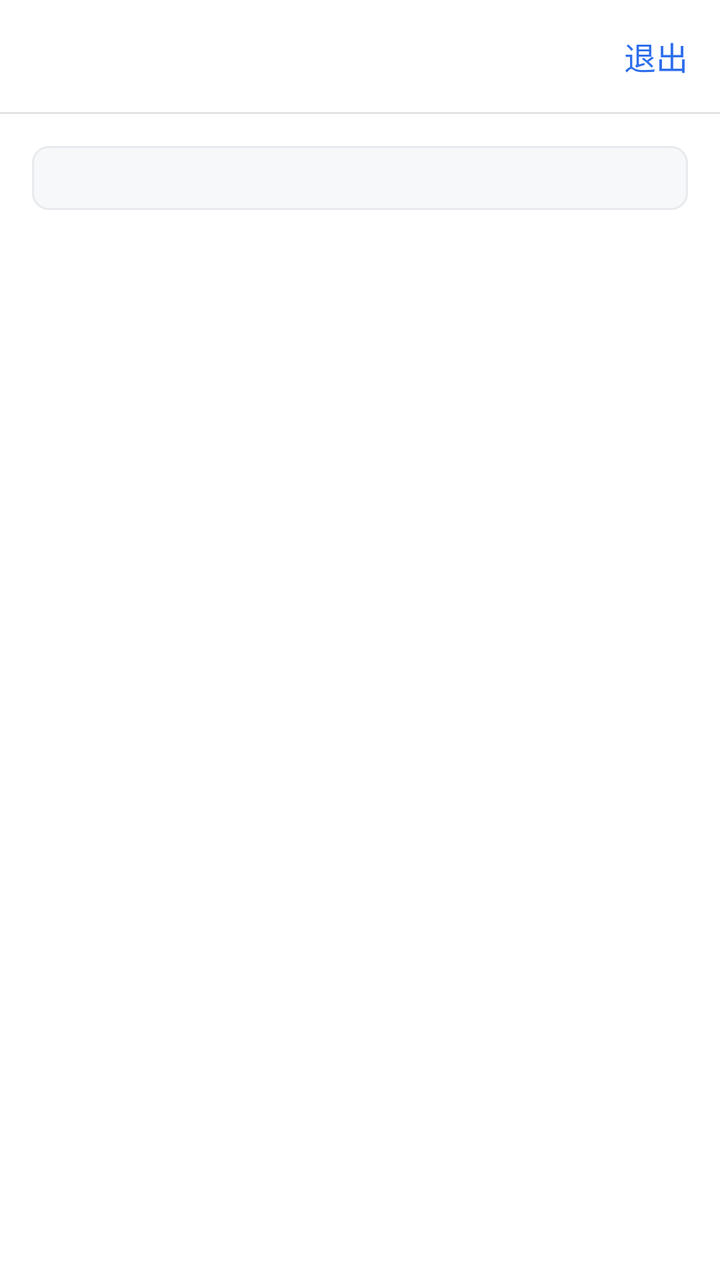
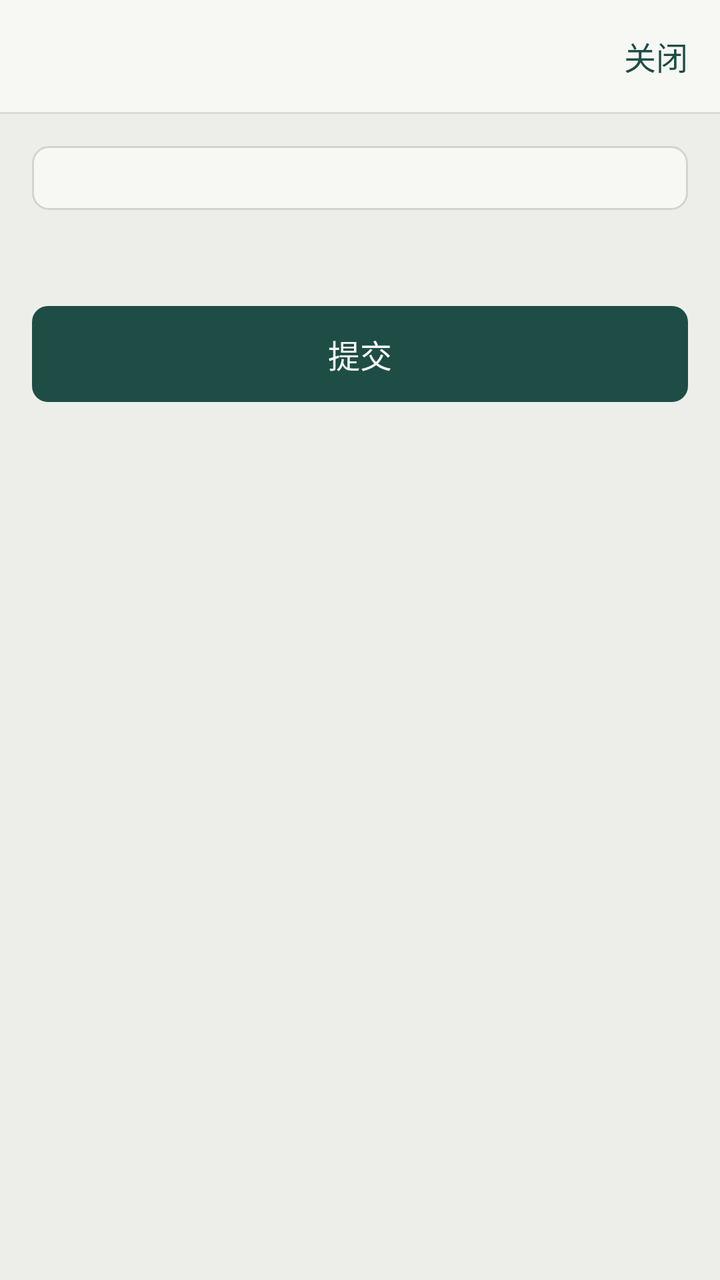

Screens rendered from an Android XML layout before and after an edit, with the pre-edit source and the edit as a unified diff.
<!-- AndroidManifest.xml: application theme AppTheme -->
<!-- res/layout/question.xml -->
<?xml version="1.0" encoding="utf-8"?>
<LinearLayout xmlns:android="http://schemas.android.com/apk/res/android"
    android:layout_width="match_parent"
    android:layout_height="match_parent"
    android:background="@color/background"
    android:orientation="vertical">

    
    <LinearLayout style="@style/TopBar">

        <TextView
            android:id="@+id/tv_top"
            android:layout_width="0dp"
            android:layout_height="wrap_content"
            android:layout_weight="1"
            android:textColor="@color/text_primary"
            android:textSize="@dimen/text_body" />

        <TextView
            android:id="@+id/tv_timer"
            android:layout_width="wrap_content"
            android:layout_height="wrap_content"
            android:paddingEnd="@dimen/margin_h"
            android:text="01:30"
            android:textColor="@color/text_primary"
            android:textSize="@dimen/text_body"
            android:visibility="gone" />

        <TextView
            android:id="@+id/btn_exit"
            android:layout_width="wrap_content"
            android:layout_height="match_parent"
            android:gravity="center_vertical"
            android:text="@string/exit"
            android:textColor="@color/accent"
            android:textSize="@dimen/text_body" />
    </LinearLayout>

    <View
        android:layout_width="match_parent"
        android:layout_height="1dp"
        android:background="@color/divider" />

    
    <ScrollView
        android:layout_width="match_parent"
        android:layout_height="0dp"
        android:layout_weight="1">

        <LinearLayout
            android:layout_width="match_parent"
            android:layout_height="wrap_content"
            android:orientation="vertical"
            android:paddingStart="@dimen/margin_h"
            android:paddingTop="@dimen/margin_h"
            android:paddingEnd="@dimen/margin_h"
            android:paddingBottom="@dimen/margin_h">

            
            <LinearLayout
                android:id="@+id/box_prompt"
                android:layout_width="match_parent"
                android:layout_height="wrap_content"
                android:background="@drawable/bg_card"
                android:orientation="vertical"
                android:padding="@dimen/margin_h" />

            
            <LinearLayout
                android:id="@+id/box_first_step"
                android:layout_width="match_parent"
                android:layout_height="wrap_content"
                android:layout_marginTop="@dimen/gap_block"
                android:orientation="vertical"
                android:visibility="gone" />

            
            <LinearLayout
                android:id="@+id/box_input"
                android:layout_width="match_parent"
                android:layout_height="wrap_content"
                android:layout_marginTop="@dimen/gap_block"
                android:orientation="vertical" />

            <Button
                android:id="@+id/btn_submit"
                style="@style/Button"
                android:layout_width="match_parent"
                android:layout_height="wrap_content"
                android:layout_marginTop="@dimen/gap_block"
                android:text="@string/submit"
                android:visibility="gone" />

            
            <LinearLayout
                android:id="@+id/box_result"
                android:layout_width="match_parent"
                android:layout_height="wrap_content"
                android:layout_marginTop="@dimen/gap_block"
                android:orientation="vertical"
                android:visibility="gone" />

            
            <LinearLayout
                android:id="@+id/box_answer"
                android:layout_width="match_parent"
                android:layout_height="wrap_content"
                android:layout_marginTop="@dimen/gap_block"
                android:background="@drawable/bg_card"
                android:orientation="vertical"
                android:padding="@dimen/margin_h"
                android:visibility="gone" />

        </LinearLayout>
    </ScrollView>
</LinearLayout>
<!-- resources referenced by this layout -->
<resources>
  <color name="accent">#2F6FEB</color>
  <color name="background">#FFFFFF</color>
  <color name="divider">#E3E3E3</color>
  <color name="text_primary">#1A1A1A</color>
  <dimen name="gap_block">24dp</dimen>
  <dimen name="margin_h">16dp</dimen>
  <dimen name="text_body">16sp</dimen>
  <!-- drawable bg_card (drawable) -->
  <?xml version="1.0" encoding="utf-8"?>
  <shape xmlns:android="http://schemas.android.com/apk/res/android" android:shape="rectangle">
      <solid android:color="@color/surface" />
      <stroke android:width="1dp" android:color="@color/card_border" />
      <corners android:radius="@dimen/button_radius" />
  </shape>
  <string name="exit">退出</string>
  <string name="submit">提交</string>
  <style name="Button" parent="Widget.AppCompat.Button">
          <item name="android:minHeight">@dimen/button_h</item>
          <item name="android:textSize">@dimen/text_body</item>
          <item name="android:background">@drawable/bg_button</item>
          <item name="android:textColor">#FFFFFF</item>
          <item name="android:stateListAnimator">@null</item>
      </style>
  <style name="TopBar">
          <item name="android:layout_width">match_parent</item>
          <item name="android:layout_height">@dimen/row_h</item>
          <item name="android:gravity">center_vertical</item>
          <item name="android:orientation">horizontal</item>
          <item name="android:paddingStart">@dimen/margin_h</item>
          <item name="android:paddingEnd">@dimen/margin_h</item>
      </style>
  <style name="AppTheme" parent="Theme.AppCompat.Light.NoActionBar">
          <item name="android:windowBackground">@color/background</item>
          <item name="android:windowLightStatusBar">true</item>
          <item name="android:statusBarColor">@color/background</item>
          
          <item name="android:windowOptOutEdgeToEdgeEnforcement">true</item>
      </style>
  <color name="surface">#F7F8FA</color>
  <color name="card_border">#E8EAED</color>
  <dimen name="button_radius">8dp</dimen>
  <dimen name="button_h">48dp</dimen>
  <!-- drawable bg_button (drawable) -->
  <?xml version="1.0" encoding="utf-8"?>
  <selector xmlns:android="http://schemas.android.com/apk/res/android">
      
      <item android:state_enabled="false">
          <shape android:shape="rectangle">
              <solid android:color="#CCCCCC" />
              <corners android:radius="@dimen/button_radius" />
          </shape>
      </item>
      <item>
          <shape android:shape="rectangle">
              <solid android:color="@color/accent" />
              <corners android:radius="@dimen/button_radius" />
          </shape>
      </item>
  </selector>
  <dimen name="row_h">56dp</dimen>
</resources>

<!-- the commit's change to res/layout/question.xml (unified diff, before → after) -->
@@ -5,14 +5,14 @@
     android:background="@color/background"
     android:orientation="vertical">
 
-    
     <LinearLayout style="@style/TopBar">
-
         <TextView
             android:id="@+id/tv_top"
             android:layout_width="0dp"
             android:layout_height="wrap_content"
             android:layout_weight="1"
+            android:ellipsize="end"
+            android:maxLines="1"
             android:textColor="@color/text_primary"
             android:textSize="@dimen/text_body" />
 
@@ -21,17 +21,16 @@
             android:layout_width="wrap_content"
             android:layout_height="wrap_content"
             android:paddingEnd="@dimen/margin_h"
-            android:text="01:30"
             android:textColor="@color/text_primary"
             android:textSize="@dimen/text_body"
             android:visibility="gone" />
 
         <TextView
-            android:id="@+id/btn_exit"
+            android:id="@+id/btn_close"
             android:layout_width="wrap_content"
             android:layout_height="match_parent"
             android:gravity="center_vertical"
-            android:text="@string/exit"
+            android:text="@string/close"
             android:textColor="@color/accent"
             android:textSize="@dimen/text_body" />
     </LinearLayout>
@@ -41,7 +40,6 @@
         android:layout_height="1dp"
         android:background="@color/divider" />
 
-    
     <ScrollView
         android:layout_width="match_parent"
         android:layout_height="0dp"
@@ -51,12 +49,8 @@
             android:layout_width="match_parent"
             android:layout_height="wrap_content"
             android:orientation="vertical"
-            android:paddingStart="@dimen/margin_h"
-            android:paddingTop="@dimen/margin_h"
-            android:paddingEnd="@dimen/margin_h"
-            android:paddingBottom="@dimen/margin_h">
+            android:padding="@dimen/margin_h">
 
-            
             <LinearLayout
                 android:id="@+id/box_prompt"
                 android:layout_width="match_parent"
@@ -65,16 +59,6 @@
                 android:orientation="vertical"
                 android:padding="@dimen/margin_h" />
 
-            
-            <LinearLayout
-                android:id="@+id/box_first_step"
-                android:layout_width="match_parent"
-                android:layout_height="wrap_content"
-                android:layout_marginTop="@dimen/gap_block"
-                android:orientation="vertical"
-                android:visibility="gone" />
-
-            
             <LinearLayout
                 android:id="@+id/box_input"
                 android:layout_width="match_parent"
@@ -88,10 +72,8 @@
                 android:layout_width="match_parent"
                 android:layout_height="wrap_content"
                 android:layout_marginTop="@dimen/gap_block"
-                android:text="@string/submit"
-                android:visibility="gone" />
+                android:text="@string/submit" />
 
-            
             <LinearLayout
                 android:id="@+id/box_result"
                 android:layout_width="match_parent"
@@ -100,7 +82,6 @@
                 android:orientation="vertical"
                 android:visibility="gone" />
 
-            
             <LinearLayout
                 android:id="@+id/box_answer"
                 android:layout_width="match_parent"
@@ -111,6 +92,14 @@
                 android:padding="@dimen/margin_h"
                 android:visibility="gone" />
 
+            
+            <LinearLayout
+                android:id="@+id/box_attempts"
+                android:layout_width="match_parent"
+                android:layout_height="wrap_content"
+                android:layout_marginTop="@dimen/gap_block"
+                android:orientation="vertical"
+                android:visibility="gone" />
         </LinearLayout>
     </ScrollView>
 </LinearLayout>
<!-- resource entries referenced after the edit -->
@@ -1,9 +1,9 @@
 <!-- resources referenced by this layout -->
 <resources>
-  <color name="accent">#2F6FEB</color>
-  <color name="background">#FFFFFF</color>
-  <color name="divider">#E3E3E3</color>
-  <color name="text_primary">#1A1A1A</color>
+  <color name="accent">#1E4D45</color>
+  <color name="background">#EDEEEA</color>
+  <color name="divider">#D8DAD4</color>
+  <color name="text_primary">#1A211C</color>
   <dimen name="gap_block">24dp</dimen>
   <dimen name="margin_h">16dp</dimen>
   <dimen name="text_body">16sp</dimen>
@@ -14,13 +14,13 @@
       <stroke android:width="1dp" android:color="@color/card_border" />
       <corners android:radius="@dimen/button_radius" />
   </shape>
-  <string name="exit">退出</string>
+  <string name="close">关闭</string>
   <string name="submit">提交</string>
   <style name="Button" parent="Widget.AppCompat.Button">
           <item name="android:minHeight">@dimen/button_h</item>
           <item name="android:textSize">@dimen/text_body</item>
           <item name="android:background">@drawable/bg_button</item>
-          <item name="android:textColor">#FFFFFF</item>
+          <item name="android:textColor">@color/text_on_accent</item>
           <item name="android:stateListAnimator">@null</item>
       </style>
   <style name="TopBar">
@@ -30,6 +30,7 @@
           <item name="android:orientation">horizontal</item>
           <item name="android:paddingStart">@dimen/margin_h</item>
           <item name="android:paddingEnd">@dimen/margin_h</item>
+          <item name="android:background">@color/surface</item>
       </style>
   <style name="AppTheme" parent="Theme.AppCompat.Light.NoActionBar">
           <item name="android:windowBackground">@color/background</item>
@@ -38,17 +39,22 @@
           
           <item name="android:windowOptOutEdgeToEdgeEnforcement">true</item>
       </style>
-  <color name="surface">#F7F8FA</color>
-  <color name="card_border">#E8EAED</color>
+  <color name="surface">#F7F7F4</color>
+  <color name="card_border">#D2D4CE</color>
   <dimen name="button_radius">8dp</dimen>
   <dimen name="button_h">48dp</dimen>
   <!-- drawable bg_button (drawable) -->
   <?xml version="1.0" encoding="utf-8"?>
   <selector xmlns:android="http://schemas.android.com/apk/res/android">
-      
       <item android:state_enabled="false">
           <shape android:shape="rectangle">
-              <solid android:color="#CCCCCC" />
+              <solid android:color="@color/button_disabled" />
+              <corners android:radius="@dimen/button_radius" />
+          </shape>
+      </item>
+      <item android:state_pressed="true">
+          <shape android:shape="rectangle">
+              <solid android:color="#163A34" />
               <corners android:radius="@dimen/button_radius" />
           </shape>
       </item>
@@ -59,6 +65,8 @@
           </shape>
       </item>
   </selector>
+  <color name="text_on_accent">#F7F7F4</color>
   <dimen name="row_h">56dp</dimen>
+  <color name="button_disabled">#B8BCB5</color>
 </resources>
 
